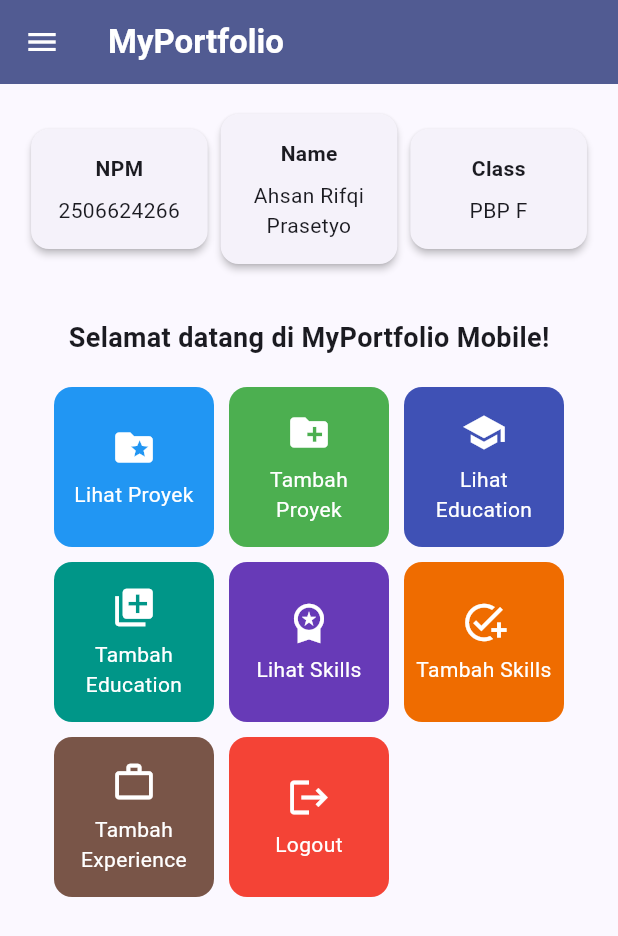
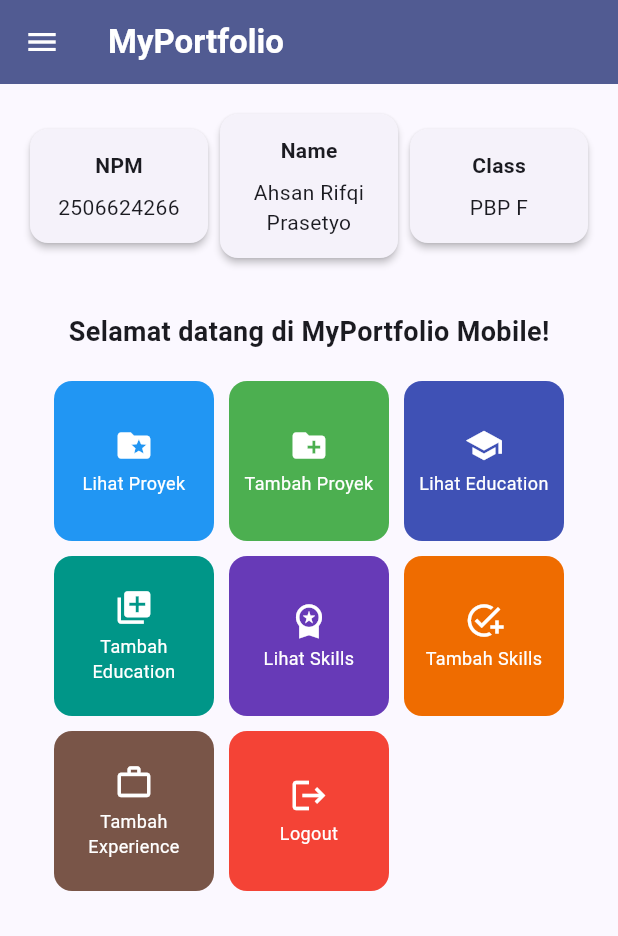
Before and after one commit to ahsanrifqi02-a/myportofolio_mobile, a Flutter app: the screen it shows after launch, on a phone screen of 412 x 824 dp. Shown: the top 936 px of the screen. Run offline on Flutter 3.47's test engine with Material 3 defaults, Android fonts, the phone set to English and light mode, and no system bars; our stand-ins replace material_ui.

Commit message:
fix(ui): prevent InfoCard and ItemCard overflow on narrow phone viewports

```diff
--- a/lib/screens/menu.dart
+++ b/lib/screens/menu.dart
@@ -46,13 +46,13 @@ class MyHomePage extends StatelessWidget {
           child: Column(
             crossAxisAlignment: CrossAxisAlignment.center,
             children: [
-              // Baris horizontal untuk menampilkan 3 InfoCard secara sejajar.
+              // Baris horizontal untuk menampilkan 3 InfoCard secara sejajar dan responsif.
               Row(
                 mainAxisAlignment: MainAxisAlignment.spaceEvenly,
                 children: [
-                  InfoCard(title: 'NPM', content: npm),
-                  InfoCard(title: 'Name', content: nama),
-                  InfoCard(title: 'Class', content: kelas),
+                  Expanded(child: InfoCard(title: 'NPM', content: npm)),
+                  Expanded(child: InfoCard(title: 'Name', content: nama)),
+                  Expanded(child: InfoCard(title: 'Class', content: kelas)),
                 ],
               ),
 
@@ -111,9 +111,7 @@ class InfoCard extends StatelessWidget {
       // Memberikan efek bayangan kartu elevasi 2 unit.
       elevation: 2.0,
       child: Container(
-        // Menyesuaikan lebar kartu dengan proporsi layar (dibagi 3.5).
-        width: MediaQuery.of(context).size.width / 3.5,
-        padding: const EdgeInsets.all(16.0),
+        padding: const EdgeInsets.symmetric(horizontal: 8.0, vertical: 14.0),
         // Menyusun teks title dan content secara vertikal.
         child: Column(
           children: [
--- a/lib/widgets/project_card.dart
+++ b/lib/widgets/project_card.dart
@@ -47,7 +47,7 @@ class ItemCard extends StatelessWidget {
           }
         },
         child: Container(
-          padding: const EdgeInsets.all(8),
+          padding: const EdgeInsets.all(6),
           child: Center(
             child: Column(
               mainAxisAlignment: MainAxisAlignment.center,
@@ -55,13 +55,20 @@ class ItemCard extends StatelessWidget {
                 Icon(
                   item.icon,
                   color: Colors.white,
-                  size: 30.0,
+                  size: 26.0,
                 ),
-                const Padding(padding: EdgeInsets.all(3)),
-                Text(
-                  item.name,
-                  textAlign: TextAlign.center,
-                  style: const TextStyle(color: Colors.white),
+                const SizedBox(height: 4.0),
+                Flexible(
+                  child: Text(
+                    item.name,
+                    textAlign: TextAlign.center,
+                    maxLines: 2,
+                    overflow: TextOverflow.ellipsis,
+                    style: const TextStyle(
+                      color: Colors.white,
+                      fontSize: 12.0,
+                    ),
+                  ),
                 ),
               ],
             ),
```
